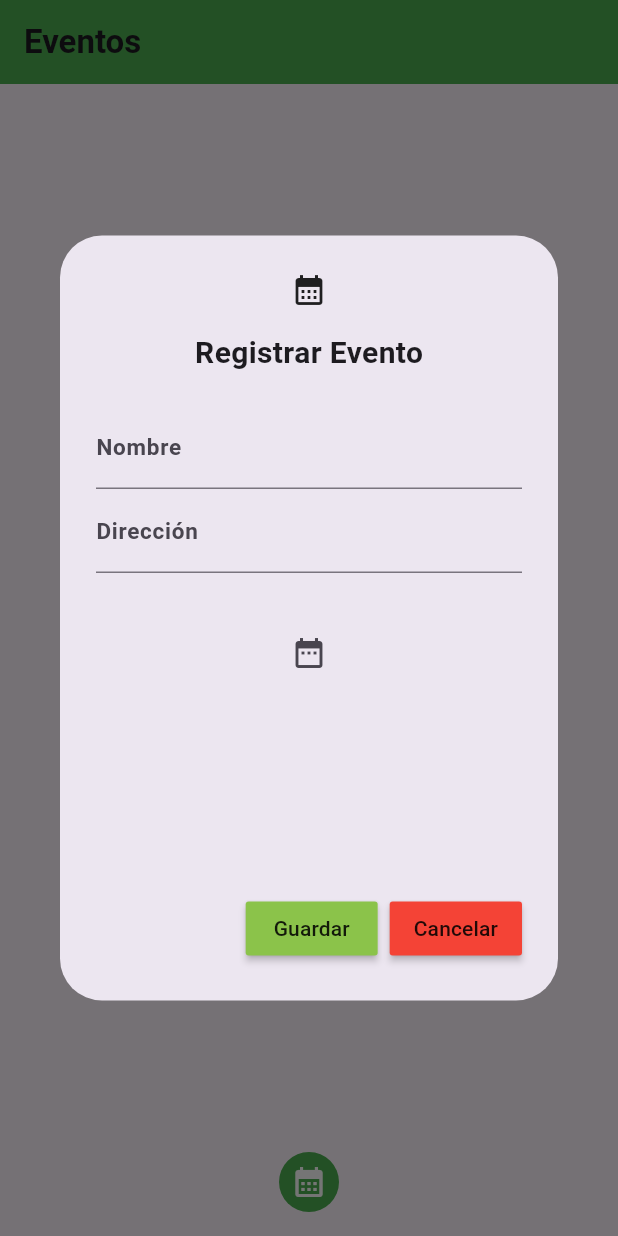
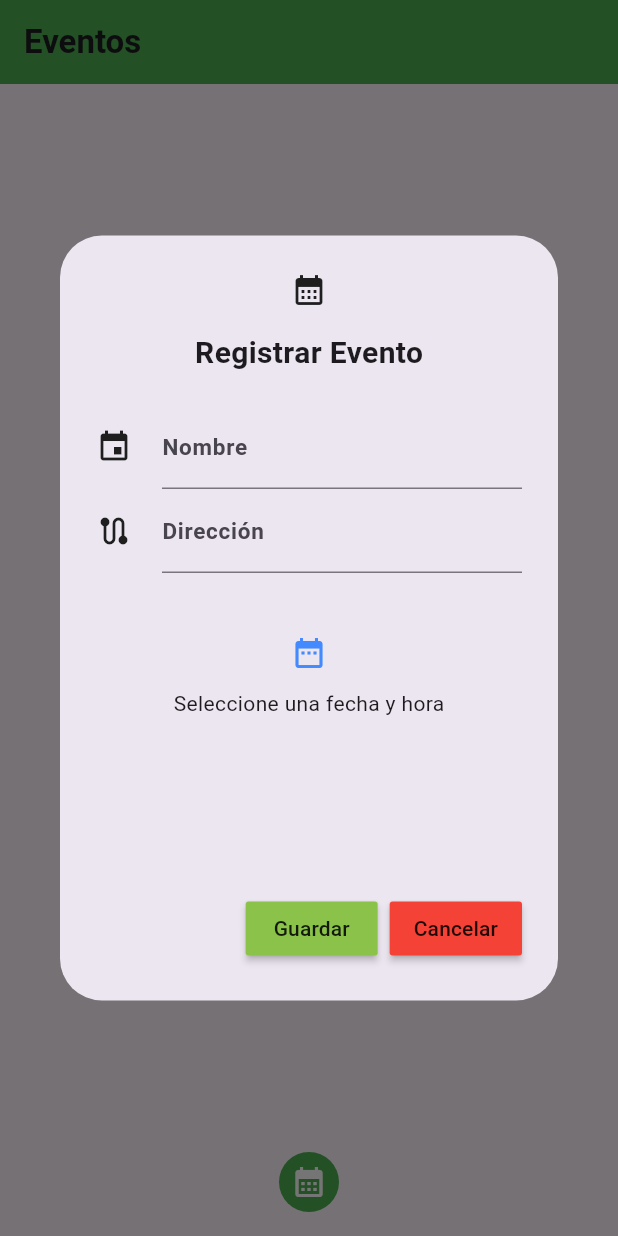
Before and after one commit to AngeloGranados/asistenciasapp, a Flutter app: the screen it shows after launch, after a tap on the "calendar month" icon, on a phone screen of 412 x 824 dp. Run offline on Flutter 3.47's test engine with Material 3 defaults, Android fonts, the phone set to English and light mode, and no system bars; our stand-ins replace cloud_firestore, firebase_core; accounts and stored records are empty.

Commit message:
asisteciasapp v1.2

```diff
--- a/lib/main.dart
+++ b/lib/main.dart
@@ -9,7 +9,9 @@ void main() async{
   await Firebase.initializeApp(options: DefaultFirebaseOptions.currentPlatform);
   runApp(MaterialApp(
     localizationsDelegates: [
-      GlobalMaterialLocalizations.delegate
+      GlobalMaterialLocalizations.delegate,
+      GlobalCupertinoLocalizations.delegate,
+      GlobalWidgetsLocalizations.delegate
     ],
     supportedLocales: [
       const Locale("es"),
--- a/lib/models/persona_model.dart
+++ b/lib/models/persona_model.dart
@@ -31,4 +31,8 @@ class PersonaModel {
       fechaReg: map["fechaReg"]
     );
   }
+
+  static bool validarPersona({nombresController, apellidosController, telefonoController, generoController, fechaRegController, edadController}){
+    return nombresController.isEmpty || apellidosController.isEmpty || telefonoController.toString().isEmpty || generoController.isEmpty || int.tryParse(telefonoController) == null || int.tryParse(edadController) == null;
+  }
 }
--- a/lib/pages/acepted_page.dart
+++ b/lib/pages/acepted_page.dart
@@ -1,8 +1,6 @@
 import 'package:asistenciasapp/models/asistencias_model.dart';
 import 'package:asistenciasapp/models/evento_model.dart';
-import 'package:asistenciasapp/models/registrados_model.dart';
 import 'package:asistenciasapp/widgets/card-person.dart';
-import 'package:cloud_firestore/cloud_firestore.dart';
 import 'package:flutter/material.dart';
 
 class AceptedPage extends StatelessWidget {
--- a/lib/pages/home_page.dart
+++ b/lib/pages/home_page.dart
@@ -2,7 +2,6 @@ import 'package:asistenciasapp/models/evento_model.dart';
 import 'package:asistenciasapp/widgets/card-event.dart';
 import 'package:asistenciasapp/widgets/event_form.dart';
 import 'package:cloud_firestore/cloud_firestore.dart';
-import 'package:firebase_core/firebase_core.dart';
 import 'package:flutter/material.dart';
 
 class HomePage extends StatefulWidget {
@@ -21,6 +20,7 @@ class _HomePageState extends State<HomePage> {
   void clearControllers(){
     nombre?.clear();
     direccion?.clear();
+    fecha = null;
   }
 
   @override
@@ -62,7 +62,7 @@ class _HomePageState extends State<HomePage> {
         context: context,
         builder: (BuildContext context)=>AlertDialog(
           title:  Icon(Icons.calendar_month),
-          content: EventForm(nombre, direccion, () => selectDate()),
+          content: EventForm(nombre, direccion, ()=>selectDate()),
           actions: [
             MaterialButton(
               color: Colors.lightGreen,
@@ -77,7 +77,13 @@ class _HomePageState extends State<HomePage> {
                 fecha: fecha
               );
 
+              if(newevent.validadEvento()){
+                ScaffoldMessenger.of(context).showSnackBar(SnackBar(backgroundColor: Colors.red, content: Text("Falta completar el formulario", textAlign: TextAlign.center)));
+                return;
+              }
+
               await docRef.set(newevent.toMap());
+              ScaffoldMessenger.of(context).showSnackBar(SnackBar(backgroundColor: Colors.green, content: Text("Evento guardado exitosamente!", textAlign: TextAlign.center)));
               Navigator.pop(context);
               clearControllers();
             },child: Text("Guardar")),
--- a/lib/pages/registed_page.dart
+++ b/lib/pages/registed_page.dart
@@ -1,7 +1,6 @@
 import 'package:asistenciasapp/models/asistencias_model.dart';
 import 'package:asistenciasapp/models/evento_model.dart';
 import 'package:asistenciasapp/widgets/card-person.dart';
-import 'package:cloud_firestore/cloud_firestore.dart';
 import 'package:flutter/material.dart';
 
 class RegistedPage extends StatelessWidget {
--- a/lib/widgets/card-event.dart
+++ b/lib/widgets/card-event.dart
@@ -61,7 +61,7 @@ class CardEvent extends StatelessWidget {
             ),
                     ),
           ),
-        Positioned(right: 10, top: 10, child: Popmenu(showDialogFormEvent))
+        Positioned(right: 10, top: 10, child: Popmenu(showDialogFormEvent, eventoM))
       ]
     );
   }
--- a/lib/widgets/card-person.dart
+++ b/lib/widgets/card-person.dart
@@ -1,5 +1,3 @@
-import 'dart:ffi';
-
 import 'package:asistenciasapp/models/asistencias_model.dart';
 import 'package:asistenciasapp/models/registrados_model.dart';
 import 'package:flutter/material.dart';
--- a/lib/widgets/event_form.dart
+++ b/lib/widgets/event_form.dart
@@ -23,14 +23,33 @@ class _EventFormState extends State<EventForm> {
         children: [
           Text("Registrar Evento", style: TextStyle(fontSize: 20, fontWeight: FontWeight.bold)),
           SizedBox(height: 20),
-          TextField(controller: widget.nombre, decoration: InputDecoration(
-            label: Text("Nombre", style: TextStyle(fontSize: 15, fontWeight: FontWeight.bold))
-          )),
-          TextField(controller: widget.direccion, decoration: InputDecoration(
-            label: Text("Dirección", style: TextStyle(fontSize: 15, fontWeight: FontWeight.bold))
-          )),
+          Row(
+            mainAxisSize: MainAxisSize.min,
+            children: [
+              Icon(Icons.event),
+              SizedBox(width: 20),
+              Expanded(
+                child: TextField(controller: widget.nombre, decoration: InputDecoration(
+                label: Text("Nombre", style: TextStyle(fontSize: 15, fontWeight: FontWeight.bold))
+                            )),
+              ),
+            ],
+          ),
+          Row(
+            mainAxisSize: MainAxisSize.min,
+            children: [
+              Icon(Icons.route),
+              SizedBox(width: 20),
+              Expanded(
+                child: TextField(controller: widget.direccion, decoration: InputDecoration(
+                  label: Text("Dirección", style: TextStyle(fontSize: 15, fontWeight: FontWeight.bold))
+                )),
+              ),
+            ],
+          ),
           SizedBox(height: 29),
-          IconButton(onPressed: widget.dateSelect, icon: Icon(Icons.date_range))
+          IconButton(color: Colors.blueAccent, onPressed: widget.dateSelect, icon: Icon(Icons.date_range)),
+          Text("Seleccione una fecha y hora")
         ],
       )),
     );
```
Also changed, not shown: lib/models/evento_model.dart (+20 -0 lines), lib/pages/asistencia_page.dart (+28 -7 lines), lib/widgets/person_form.dart (+27 -11 lines), lib/widgets/popmenu.dart (+6 -4 lines).
